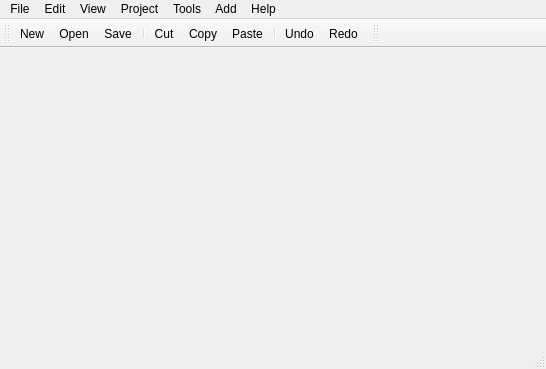
Old version of the form mainwindow.ui in the repository igorizyumin/xpcb.
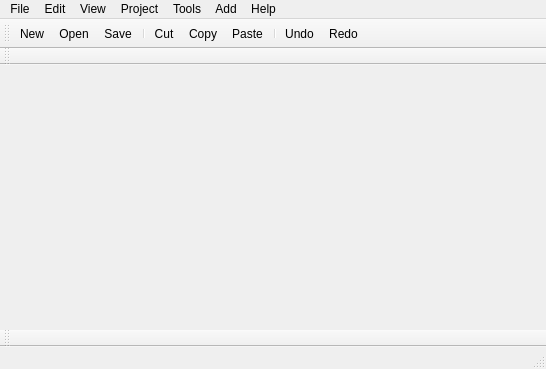
New version of the form. Icons and pictures are not drawn.

Commit message: action bar, more xml parsing

```diff
--- a/mainwindow.ui
+++ b/mainwindow.ui
@@ -195,6 +195,17 @@
     <enum>TopToolBarArea</enum>
    </attribute>
    <attribute name="toolBarBreak">
+    <bool>true</bool>
+   </attribute>
+  </widget>
+  <widget class="QToolBar" name="actionToolbar">
+   <property name="windowTitle">
+    <string>toolBar</string>
+   </property>
+   <attribute name="toolBarArea">
+    <enum>BottomToolBarArea</enum>
+   </attribute>
+   <attribute name="toolBarBreak">
     <bool>false</bool>
    </attribute>
   </widget>
```
Left out of the diff: 23 changed lines with no effect on the pictures. The commit also changes 70 other files.
